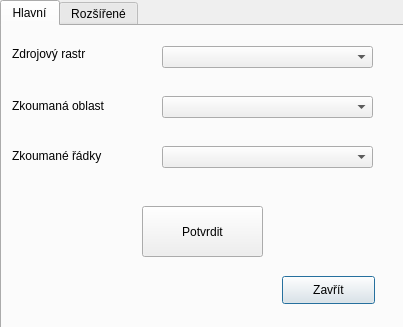
Above: MasterThesis/PluginFolder/gap_detection/gap_detection_dialog_base.ui from Bezobsahu/MyMasterDegree before the change. Below: the same form after it.
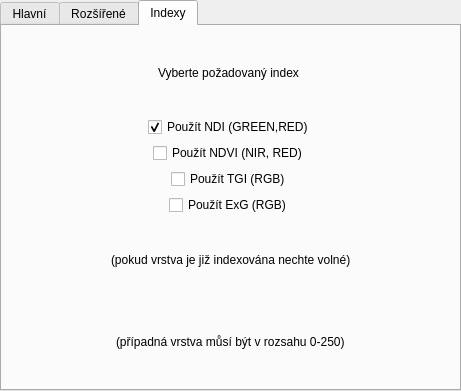
That is the form after the change. The open tabs and pages were chosen to show the change.

```diff
--- a/MasterThesis/PluginFolder/gap_detection/gap_detection_dialog_base.ui
+++ b/MasterThesis/PluginFolder/gap_detection/gap_detection_dialog_base.ui
@@ -2,13 +2,11 @@
 <ui version="4.0">
  <class>GapDetectionDialogBase</class>
  <widget class="QDialog" name="GapDetectionDialogBase">
-  <property name="geometry">
-   <rect>
-    <x>0</x>
-    <y>0</y>
-    <width>403</width>
-    <height>327</height>
-   </rect>
+  <property name="sizePolicy">
+   <sizepolicy hsizetype="Maximum" vsizetype="Maximum">
+    <horstretch>0</horstretch>
+    <verstretch>0</verstretch>
+   </sizepolicy>
   </property>
   <property name="windowTitle">
    <string>Detekce mezerovitosti chmele</string>
@@ -18,10 +16,22 @@
     <rect>
      <x>0</x>
      <y>0</y>
-     <width>411</width>
-     <height>331</height>
+     <width>461</width>
+     <height>391</height>
     </rect>
    </property>
+   <property name="sizePolicy">
+    <sizepolicy hsizetype="Maximum" vsizetype="Maximum">
+     <horstretch>0</horstretch>
+     <verstretch>0</verstretch>
+    </sizepolicy>
+   </property>
+   <property name="maximumSize">
+    <size>
+     <width>461</width>
+     <height>391</height>
+    </size>
+   </property>
    <property name="currentIndex">
     <number>0</number>
    </property>
@@ -32,8 +42,8 @@
     <widget class="QLabel" name="label">
      <property name="geometry">
       <rect>
-       <x>10</x>
-       <y>20</y>
+       <x>30</x>
+       <y>40</y>
        <width>141</width>
        <height>16</height>
       </rect>
@@ -45,8 +55,8 @@
     <widget class="QPushButton" name="pbZavrit">
      <property name="geometry">
       <rect>
-       <x>280</x>
-       <y>250</y>
+       <x>300</x>
+       <y>270</y>
        <width>93</width>
        <height>28</height>
       </rect>
@@ -58,8 +68,8 @@
     <widget class="QComboBox" name="cbLayers">
      <property name="geometry">
       <rect>
-       <x>160</x>
-       <y>20</y>
+       <x>180</x>
+       <y>40</y>
        <width>211</width>
        <height>22</height>
       </rect>
@@ -68,8 +78,8 @@
     <widget class="QComboBox" name="cbLayers_2">
      <property name="geometry">
       <rect>
-       <x>160</x>
-       <y>70</y>
+       <x>180</x>
+       <y>90</y>
        <width>211</width>
        <height>22</height>
       </rect>
@@ -78,8 +88,8 @@
     <widget class="QComboBox" name="cbLayers_3">
      <property name="geometry">
       <rect>
-       <x>160</x>
-       <y>120</y>
+       <x>180</x>
+       <y>140</y>
        <width>211</width>
        <height>22</height>
       </rect>
@@ -88,8 +98,8 @@
     <widget class="QPushButton" name="pbPotvrdit">
      <property name="geometry">
       <rect>
-       <x>140</x>
-       <y>180</y>
+       <x>150</x>
+       <y>200</y>
        <width>121</width>
        <height>51</height>
       </rect>
@@ -104,8 +114,8 @@
     <widget class="QLabel" name="label_3">
      <property name="geometry">
       <rect>
-       <x>10</x>
-       <y>120</y>
+       <x>30</x>
+       <y>140</y>
        <width>141</width>
        <height>20</height>
       </rect>
@@ -117,8 +127,8 @@
     <widget class="QLabel" name="label_2">
      <property name="geometry">
       <rect>
-       <x>10</x>
-       <y>70</y>
+       <x>30</x>
+       <y>90</y>
        <width>141</width>
        <height>20</height>
       </rect>
@@ -151,110 +161,284 @@
       <bool>false</bool>
      </property>
     </widget>
-    <widget class="QCheckBox" name="checkBoxShowNDVI">
-     <property name="geometry">
-      <rect>
-       <x>70</x>
-       <y>50</y>
-       <width>191</width>
-       <height>20</height>
-      </rect>
-     </property>
-     <property name="text">
-      <string>Zobrazit NDVI vrstvu v QGIS</string>
-     </property>
-    </widget>
-    <widget class="QCheckBox" name="checkBoxTresh">
-     <property name="geometry">
-      <rect>
-       <x>70</x>
-       <y>110</y>
-       <width>231</width>
-       <height>20</height>
-      </rect>
-     </property>
-     <property name="text">
-      <string>Tresh hold - zobrazit názorné okno</string>
-     </property>
-    </widget>
-    <widget class="QCheckBox" name="checkBoxBlured">
-     <property name="geometry">
-      <rect>
-       <x>70</x>
-       <y>80</y>
-       <width>211</width>
-       <height>20</height>
-      </rect>
-     </property>
-     <property name="text">
-      <string>Blured - zobrazit názorné okno</string>
-     </property>
-    </widget>
-    <widget class="QCheckBox" name="checkBoxContures">
-     <property name="geometry">
-      <rect>
-       <x>70</x>
-       <y>140</y>
-       <width>281</width>
-       <height>20</height>
-      </rect>
-     </property>
-     <property name="text">
-      <string>Kontury a centroidy - zobrazit názorné okno</string>
-     </property>
-    </widget>
-    <widget class="QSpinBox" name="spinBoxPocetNaUsek">
-     <property name="geometry">
-      <rect>
-       <x>210</x>
-       <y>180</y>
-       <width>42</width>
-       <height>22</height>
-      </rect>
-     </property>
-     <property name="value">
-      <number>8</number>
-     </property>
-    </widget>
-    <widget class="QLabel" name="label_4">
-     <property name="geometry">
-      <rect>
-       <x>80</x>
-       <y>180</y>
-       <width>151</width>
-       <height>21</height>
-      </rect>
-     </property>
-     <property name="text">
-      <string>Počet rostlin na úsek:</string>
-     </property>
-    </widget>
-    <widget class="QLabel" name="label_5">
-     <property name="geometry">
-      <rect>
-       <x>80</x>
-       <y>220</y>
-       <width>121</width>
-       <height>16</height>
-      </rect>
-     </property>
-     <property name="text">
-      <string>Délka jednoho úseku:</string>
-     </property>
-    </widget>
-    <widget class="QDoubleSpinBox" name="spinBoxDelkaUseku">
-     <property name="geometry">
-      <rect>
-       <x>210</x>
-       <y>220</y>
-       <width>62</width>
-       <height>22</height>
-      </rect>
-     </property>
-     <property name="value">
-      <double>7.900000000000000</double>
-     </property>
-    </widget>
+   </widget>
+   <widget class="QWidget" name="tab">
+    <attribute name="title">
+     <string>Indexy</string>
+    </attribute>
+    <layout class="QVBoxLayout" name="verticalLayout_7">
+     <item>
+      <layout class="QHBoxLayout" name="horizontalLayout_9">
+       <item>
+        <spacer name="horizontalSpacer_6">
+         <property name="orientation">
+          <enum>Qt::Horizontal</enum>
+         </property>
+         <property name="sizeHint" stdset="0">
+          <size>
+           <width>40</width>
+           <height>20</height>
+          </size>
+         </property>
+        </spacer>
+       </item>
+       <item>
+        <widget class="QLabel" name="label_7">
+         <property name="text">
+          <string>Vyberte požadovaný index </string>
+         </property>
+        </widget>
+       </item>
+       <item>
+        <spacer name="horizontalSpacer_7">
+         <property name="orientation">
+          <enum>Qt::Horizontal</enum>
+         </property>
+         <property name="sizeHint" stdset="0">
+          <size>
+           <width>40</width>
+           <height>20</height>
+          </size>
+         </property>
+        </spacer>
+       </item>
+      </layout>
+     </item>
+     <item>
+      <layout class="QHBoxLayout" name="horizontalLayout_12">
+       <item>
+        <spacer name="horizontalSpacer_11">
+         <property name="orientation">
+          <enum>Qt::Horizontal</enum>
+         </property>
+         <property name="sizeHint" stdset="0">
+          <size>
+           <width>40</width>
+           <height>20</height>
+          </size>
+         </property>
+        </spacer>
+       </item>
+       <item>
+        <widget class="QCheckBox" name="checkBoxUseNDI">
+         <property name="text">
+          <string>Použít NDI (GREEN,RED)</string>
+         </property>
+         <property name="checked">
+          <bool>true</bool>
+         </property>
+        </widget>
+       </item>
+       <item>
+        <spacer name="horizontalSpacer_16">
+         <property name="orientation">
+          <enum>Qt::Horizontal</enum>
+         </property>
+         <property name="sizeType">
+          <enum>QSizePolicy::Expanding</enum>
+         </property>
+         <property name="sizeHint" stdset="0">
+          <size>
+           <width>40</width>
+           <height>20</height>
+          </size>
+         </property>
+        </spacer>
+       </item>
+      </layout>
+     </item>
+     <item>
+      <layout class="QHBoxLayout" name="horizontalLayout_13">
+       <item>
+        <spacer name="horizontalSpacer_12">
+         <property name="orientation">
+          <enum>Qt::Horizontal</enum>
+         </property>
+         <property name="sizeHint" stdset="0">
+          <size>
+           <width>40</width>
+           <height>20</height>
+          </size>
+         </property>
+        </spacer>
+       </item>
+       <item>
+        <widget class="QCheckBox" name="checkBoxUseNDVI">
+         <property name="text">
+          <string>Použít NDVI (NIR, RED)</string>
+         </property>
+        </widget>
+       </item>
+       <item>
+        <spacer name="horizontalSpacer_18">
+         <property name="orientation">
+          <enum>Qt::Horizontal</enum>
+         </property>
+         <property name="sizeHint" stdset="0">
+          <size>
+           <width>40</width>
+           <height>20</height>
+          </size>
+         </property>
+        </spacer>
+       </item>
+      </layout>
+     </item>
+     <item>
+      <layout class="QHBoxLayout" name="horizontalLayout_10">
+       <item>
+        <spacer name="horizontalSpacer_8">
+         <property name="orientation">
+          <enum>Qt::Horizontal</enum>
+         </property>
+         <property name="sizeHint" stdset="0">
+          <size>
+           <width>40</width>
+           <height>20</height>
+          </size>
+         </property>
+        </spacer>
+       </item>
+       <item>
+        <widget class="QCheckBox" name="checkBoxUseTGI">
+         <property name="enabled">
+          <bool>true</bool>
+         </property>
+         <property name="text">
+          <string>Použít TGI (RGB)</string>
+         </property>
+         <property name="checkable">
+          <bool>true</bool>
+         </property>
+        </widget>
+       </item>
+       <item>
+        <spacer name="horizontalSpacer_9">
+         <property name="orientation">
+          <enum>Qt::Horizontal</enum>
+         </property>
+         <property name="sizeHint" stdset="0">
+          <size>
+           <width>40</width>
+           <height>20</height>
+          </size>
+         </property>
+        </spacer>
+       </item>
+      </layout>
+     </item>
+     <item>
+      <layout class="QHBoxLayout" name="horizontalLayout_11">
+       <item>
+        <spacer name="horizontalSpacer_10">
+         <property name="orientation">
+          <enum>Qt::Horizontal</enum>
+         </property>
+         <property name="sizeHint" stdset="0">
+          <size>
+           <width>40</width>
+           <height>20</height>
+          </size>
+         </property>
+        </spacer>
+       </item>
+       <item>
+        <widget class="QCheckBox" name="checkBoxUseExG">
+         <property name="text">
+          <string>Použít ExG (RGB)</string>
+         </property>
+        </widget>
+       </item>
+       <item>
+        <spacer name="horizontalSpacer_15">
+         <property name="orientation">
+          <enum>Qt::Horizontal</enum>
+         </property>
+         <property name="sizeHint" stdset="0">
+          <size>
+           <width>40</width>
+           <height>20</height>
+          </size>
+         </property>
+        </spacer>
+       </item>
+      </layout>
+     </item>
+     <item>
+      <layout class="QHBoxLayout" name="horizontalLayout_14">
+       <item>
+        <spacer name="horizontalSpacer_13">
+         <property name="orientation">
+          <enum>Qt::Horizontal</enum>
+         </property>
+         <property name="sizeHint" stdset="0">
+          <size>
+           <width>40</width>
+           <height>20</height>
+          </size>
+         </property>
+        </spacer>
+       </item>
+       <item>
+        <widget class="QLabel" name="label_8">
+         <property name="text">
+          <string>(pokud vrstva je již indexována nechte volné)</string>
+         </property>
+        </widget>
+       </item>
+       <item>
+        <spacer name="horizontalSpacer_17">
+         <property name="orientation">
+          <enum>Qt::Horizontal</enum>
+         </property>
+         <property name="sizeHint" stdset="0">
+          <size>
+           <width>40</width>
+           <height>20</height>
+          </size>
+         </property>
+        </spacer>
+       </item>
+      </layout>
+     </item>
+     <item>
+      <layout class="QHBoxLayout" name="horizontalLayout_15">
+       <item>
+        <spacer name="horizontalSpacer_14">
+         <property name="orientation">
+          <enum>Qt::Horizontal</enum>
+         </property>
+         <property name="sizeHint" stdset="0">
+          <size>
+           <width>40</width>
+           <height>20</height>
+          </size>
+         </property>
+        </spacer>
+       </item>
+       <item>
+        <widget class="QLabel" name="label_9">
+         <property name="text">
+          <string>(případná vrstva můsí být v rozsahu 0-250)</string>
+         </property>
+        </widget>
+       </item>
+       <item>
+        <spacer name="horizontalSpacer_19">
+         <property name="orientation">
+          <enum>Qt::Horizontal</enum>
+         </property>
+         <property name="sizeHint" stdset="0">
+          <size>
+           <width>40</width>
+           <height>20</height>
+          </size>
+         </property>
+        </spacer>
+       </item>
+      </layout>
+     </item>
+    </layout>
    </widget>
   </widget>
  </widget>
```
Left out of the diff: 185 changed lines with no effect on the pictures.
